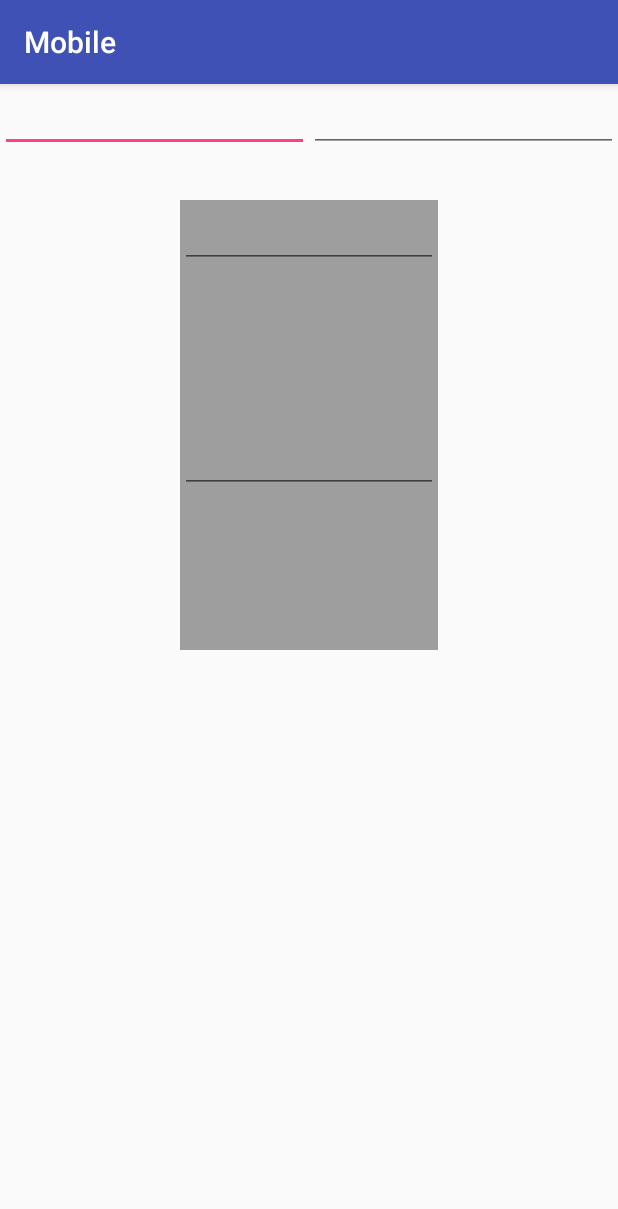
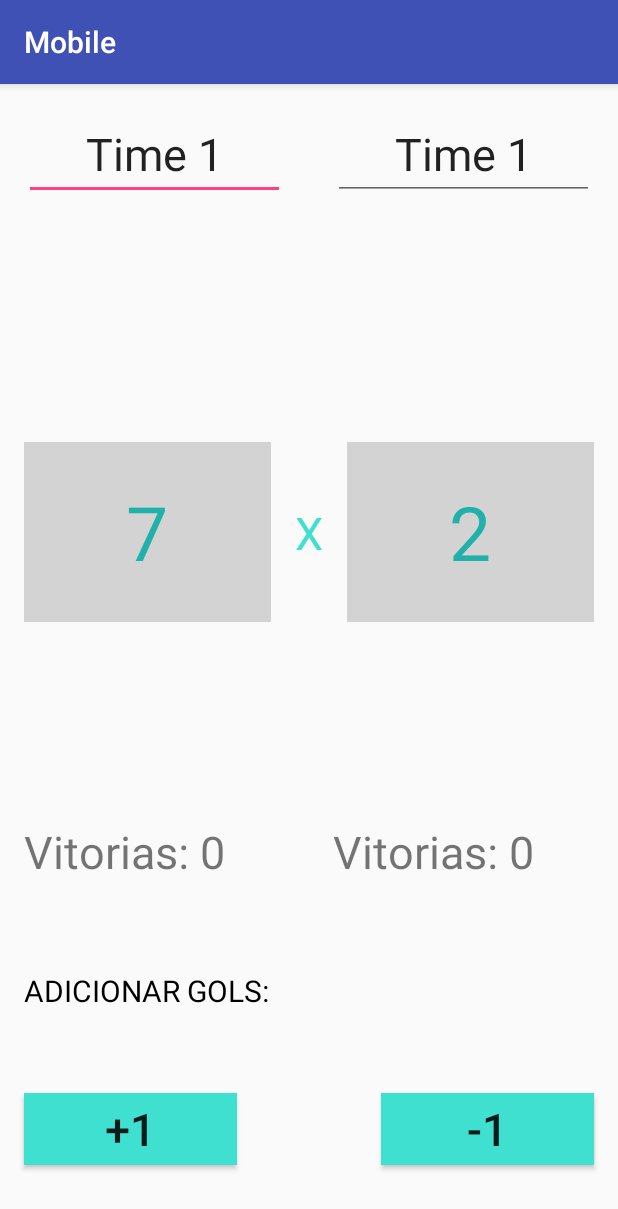
Before and after one commit to bigarcia/Mobile1, an Android app: the screen it shows after launch (Pebolim), on a phone screen of 412 x 824 dp. Shown: the top 1209 px of the screen. Run offline under Robolectric (Android 15) with nearby library versions, the phone set to English and light mode, and no system bars.

Commit message:
Tela pebolim

```diff
--- a/Mobile/app/src/main/res/layout/activity_pebolim.xml
+++ b/Mobile/app/src/main/res/layout/activity_pebolim.xml
@@ -1,69 +1,183 @@
 <?xml version="1.0" encoding="utf-8"?>
 <LinearLayout
     xmlns:android="http://schemas.android.com/apk/res/android"
+    xmlns:app="http://schemas.android.com/apk/res-auto"
     xmlns:tools="http://schemas.android.com/tools"
     android:layout_width="match_parent"
     android:layout_height="match_parent"
     android:orientation="vertical"
-    tools:context="com.example.biancagarcia.mobile1.MainActivity">
+    >
+
+    <LinearLayout
+        android:layout_width="match_parent"
+        android:orientation="horizontal"
+        android:layout_height="0dp"
+        android:layout_weight="1"
+        >
+        <!--app:layout_constraintEnd_toEndOf="parent"
+        app:layout_constraintStart_toStartOf="parent"
+        tools:layout_editor_absoluteY="78dp">-->
+
+        <EditText
+            android:layout_width="0dp"
+            android:layout_height="wrap_content"
+            android:layout_weight="1"
+            android:layout_marginLeft="16dp"
+            android:layout_marginRight="16dp"
+            android:layout_marginTop="16dp"
+            android:gravity="center"
+            android:text="Time 1"
+            android:textSize="30dp"
+
+           />
+            <!--
+            android:layout_marginStart="26dp"
+            app:layout_constraintStart_toStartOf="parent"
+            app:layout_constraintTop_toTopOf="parent"
+            android:height="50dp"
+            -->
+
+
+        <EditText
+            android:layout_width="0dp"
+            android:layout_height="wrap_content"
+            android:layout_weight="1"
+            android:layout_marginRight="16dp"
+            android:layout_marginTop="16dp"
+            android:layout_marginLeft="16dp"
+            android:gravity="center"
+            android:text="Time 1"
+            android:textSize="30dp"
+
+
+            />
+        <!--
+        android:layout_marginStart="26dp"
+        app:layout_constraintStart_toStartOf="parent"
+        app:layout_constraintTop_toTopOf="parent"
+        android:height="50dp"-->
+
+    </LinearLayout>
+
+    <LinearLayout
+        android:layout_width="match_parent"
+        android:layout_height="0dp"
+        android:layout_weight="2"
+        android:gravity="center"
+        android:orientation="horizontal"
+        android:layout_marginTop="16dp">
+        <!--
+        android:layout_marginTop="16dp"-->
+
+
+        <TextView
+            android:layout_width="0dp"
+            android:layout_weight="1"
+            android:layout_height="120dp"
+            android:layout_marginLeft="16dp"
+
+            android:background="@color/gray"
+            android:gravity="center"
+            android:text="7"
+            android:textColor="@color/color_points"
+            android:textSize="50dp"/>
+        <!-- android:height="50dp"
+         android:layout_marginStart="24dp"-->
+
+        <TextView
+            android:layout_width="wrap_content"
+            android:layout_height="wrap_content"
+            android:layout_marginLeft="16dp"
+            android:layout_marginRight="16dp"
+            android:gravity="center"
+
+            android:text="X"
+            android:textColor="@color/aqua_blue"
+            android:textSize="30dp"/>
+        <!--android:layout_marginLeft="50dp"-->
+
+        <TextView
+            android:layout_width="0dp"
+            android:layout_weight="1"
+            android:layout_height="120dp"
+            android:layout_marginRight="16dp"
+            android:background="@color/gray"
+            android:gravity="center"
+            android:text="2"
+            android:textColor="@color/color_points"
+            android:textSize="50dp"/>
+            <!-- android:height="50dp"
+             android:layout_marginStart="24dp"-->
+    </LinearLayout>
+    <LinearLayout
+        android:layout_width="match_parent"
+        android:layout_height="0dp"
+        android:layout_weight="1"
+        android:orientation="horizontal">
+
+        <TextView
+            android:layout_width="0dp"
+            android:layout_weight="1"
+            android:layout_height="wrap_content"
+            android:layout_gravity="center"
+            android:paddingLeft="16dp"
+            android:text="Vitorias: 0"
+            android:textSize="30dp" />
+
+        <TextView
+            android:layout_width="0dp"
+            android:layout_weight="1"
+            android:layout_height="wrap_content"
+            android:layout_gravity="center"
+            android:paddingLeft="16dp"
+            android:text="Vitorias: 0"
+            android:textSize="30dp" />
+    </LinearLayout>
 
     <LinearLayout
         android:layout_width="match_parent"
         android:layout_height="wrap_content"
-        android:weightSum="2"
-        android:orientation="horizontal" >
-        <EditText
-            android:layout_width="match_parent"
+        android:orientation="horizontal">
+
+        <TextView
+            android:layout_width="wrap_content"
             android:layout_height="wrap_content"
-            android:layout_weight="1"
-            android:inputType="text"/>
-        <EditText
-            android:layout_width="match_parent"
-            android:layout_height="wrap_content"
-            android:layout_weight="1"
-            android:inputType="text"/>
+            android:layout_marginLeft="16dp"
+            android:layout_marginBottom="8dp"
+            android:layout_marginTop="8dp"
+            android:text="adicionar gols:"
+            android:textAllCaps="true"
+            android:textColor="@color/black"
+            android:textSize="20dp" />
 
     </LinearLayout>
+
     <LinearLayout
         android:layout_width="match_parent"
-        android:layout_height="wrap_content"
-        android:orientation="vertical"
-        android:layout_marginTop="32dp">
-        <LinearLayout
-            android:layout_width="match_parent"
+        android:layout_height="0dp"
+        android:layout_weight="1"
+        android:gravity="center">
+
+        <Button
+            android:layout_width="0dp"
+            android:layout_weight="1"
             android:layout_height="wrap_content"
+            android:layout_marginLeft="16dp"
+            android:layout_marginRight="48dp"
+            android:background="@color/aqua_blue"
+            android:text="+1"
+            android:textSize="30dp" />
 
-            android:orientation="horizontal"
-            android:background="@color/cinza"
-            android:layout_marginLeft="120dp"
-            android:layout_marginRight="120dp"
-            android:minHeight="150dp"
+        <Button
+            android:layout_width="0dp"
+            android:layout_weight="1"
+            android:layout_height="wrap_content"
+            android:layout_marginRight="16dp"
+            android:layout_marginLeft="48dp"
+            android:background="@color/aqua_blue"
+            android:text="-1"
+            android:textSize="30dp" />
 
-            >
-            <EditText
-                android:layout_width="match_parent"
-                android:layout_height="wrap_content"
-
-                android:inputType="text"
-                />
-        </LinearLayout>
-        <LinearLayout
-            android:layout_width="match_parent"
-            android:layout_height="wrap_content"
-            android:weightSum="2"
-            android:orientation="horizontal"
-            android:background="@color/cinza"
-            android:layout_marginLeft="120dp"
-            android:layout_marginRight="120dp"
-            android:minHeight="150dp"
-            >
-            <EditText
-                android:layout_width="match_parent"
-                android:layout_height="wrap_content"
-                android:layout_weight="1"
-                android:inputType="text"
-                />
-        </LinearLayout>
     </LinearLayout>
 
 </LinearLayout>
--- a/Mobile/app/src/main/res/values/colors.xml
+++ b/Mobile/app/src/main/res/values/colors.xml
@@ -3,5 +3,8 @@
     <color name="colorPrimary">#3F51B5</color>
     <color name="colorPrimaryDark">#303F9F</color>
     <color name="colorAccent">#FF4081</color>
-    <color name="cinza">#9E9E9E</color>
+    <color name="gray">#D3D3D3</color>
+    <color name="color_points">#20B2AA</color>
+    <color name="aqua_blue">#40E0D0</color>
+    <color name="black">#000</color>
 </resources>
```
